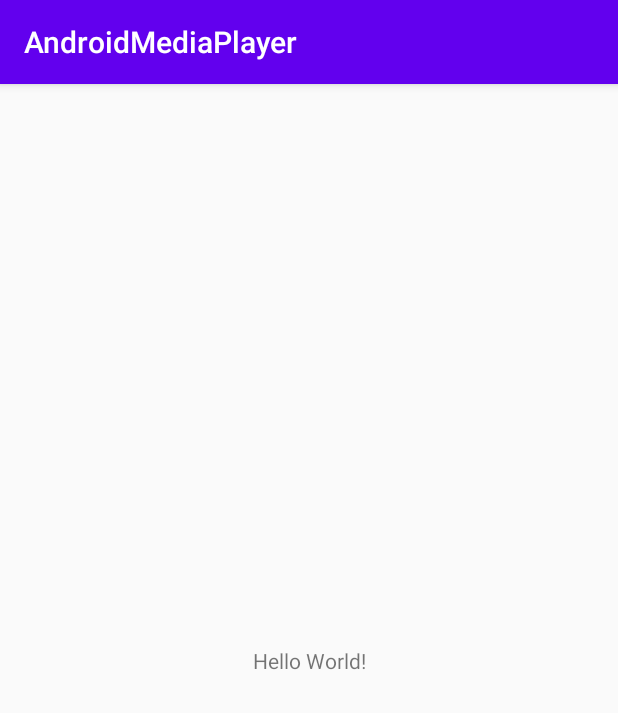
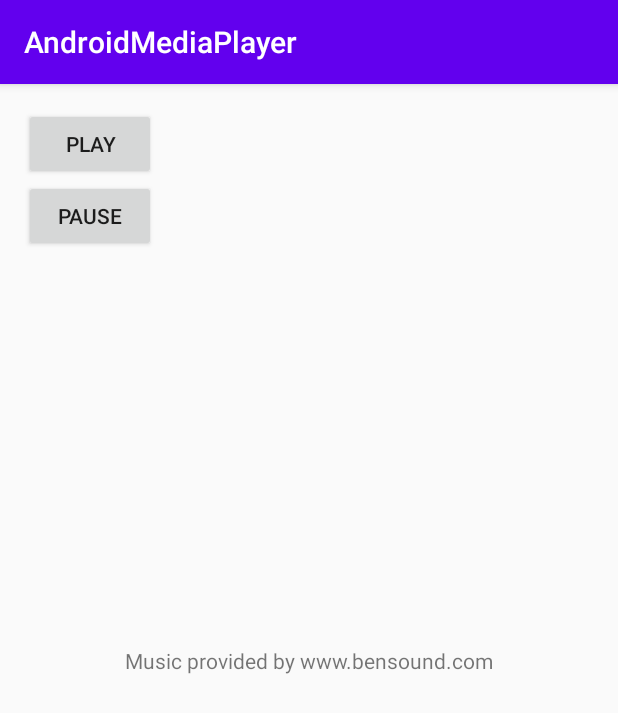
Before and after one commit to RCK-DEV/AndroidMediaPlayer, an Android app: the screen it shows after launch (MainActivity), on a phone screen of 412 x 824 dp. Shown: the top 713 px of the screen. Run offline under Robolectric (Android 15) with nearby library versions, the light colour scheme and no system bars.

Commit message:
Plays and pauses audio resource

```diff
--- a/app/src/main/java/com/rickkorkmaz/androidmediaplayer/MainActivity.java
+++ b/app/src/main/java/com/rickkorkmaz/androidmediaplayer/MainActivity.java
@@ -2,13 +2,42 @@ package com.rickkorkmaz.androidmediaplayer;
 
 import androidx.appcompat.app.AppCompatActivity;
 
+import android.media.MediaPlayer;
 import android.os.Bundle;
+import android.view.View;
+import android.widget.Button;
 
 public class MainActivity extends AppCompatActivity {
+
+    private MediaPlayer mMediaPlayer;
 
     @Override
     protected void onCreate(Bundle savedInstanceState) {
         super.onCreate(savedInstanceState);
         setContentView(R.layout.activity_main);
+
+        // TODO: Init mMediaPlayer
+        mMediaPlayer = MediaPlayer.create(this, R.raw.bensound_buddy);
+
+        setupButtons();
+    }
+
+    private void setupButtons() {
+        Button playButton = findViewById(R.id.play_button);
+        Button pauseButton = findViewById(R.id.pause_button);
+
+        playButton.setOnClickListener(new View.OnClickListener() {
+            @Override
+            public void onClick(View v) {
+                mMediaPlayer.start();
+            }
+        });
+
+        pauseButton.setOnClickListener(new View.OnClickListener() {
+            @Override
+            public void onClick(View v) {
+                mMediaPlayer.pause();
+            }
+        });
     }
 }
--- a/app/src/main/res/layout/activity_main.xml
+++ b/app/src/main/res/layout/activity_main.xml
@@ -4,15 +4,32 @@
     xmlns:tools="http://schemas.android.com/tools"
     android:layout_width="match_parent"
     android:layout_height="match_parent"
-    tools:context=".MainActivity">
+    tools:context=".MainActivity"
+    android:layout_margin="16dp">
 
     <TextView
         android:layout_width="wrap_content"
         android:layout_height="wrap_content"
-        android:text="Hello World!"
+        android:text="Music provided by www.bensound.com"
         app:layout_constraintBottom_toBottomOf="parent"
         app:layout_constraintLeft_toLeftOf="parent"
         app:layout_constraintRight_toRightOf="parent"
         app:layout_constraintTop_toTopOf="parent" />
 
+    <Button
+        android:id="@+id/play_button"
+        android:layout_width="wrap_content"
+        android:layout_height="wrap_content"
+        android:text="Play"
+        app:layout_constraintStart_toStartOf="parent"
+        app:layout_constraintTop_toTopOf="parent"/>
+
+    <Button
+        android:id="@+id/pause_button"
+        android:layout_width="wrap_content"
+        android:layout_height="wrap_content"
+        android:text="Pause"
+        app:layout_constraintStart_toStartOf="parent"
+        app:layout_constraintTop_toBottomOf="@id/play_button"/>
+
 </androidx.constraintlayout.widget.ConstraintLayout>
```
Also changed, not shown: 1 other file.
